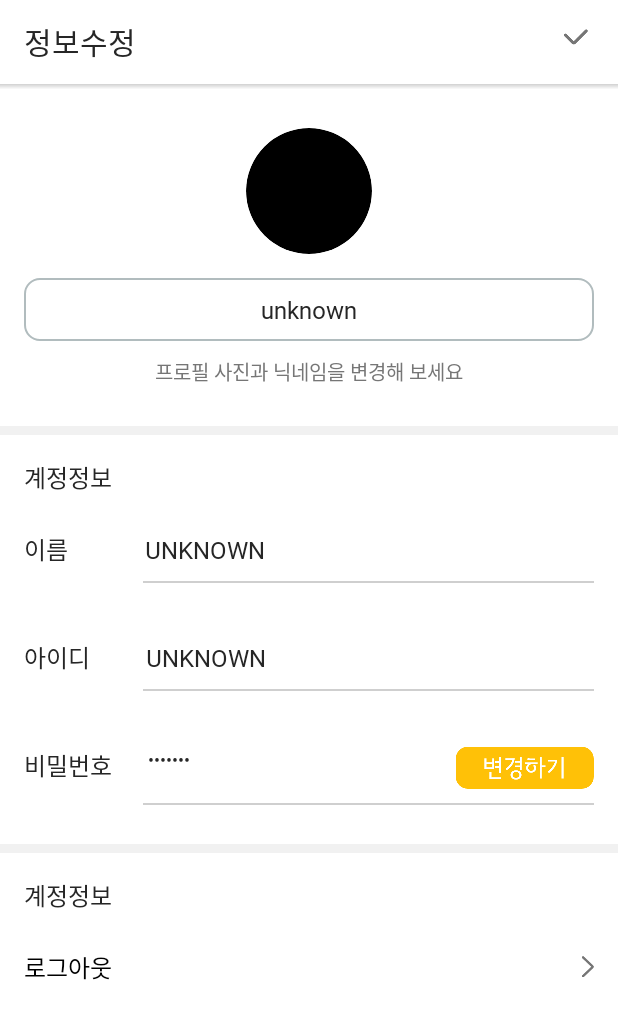
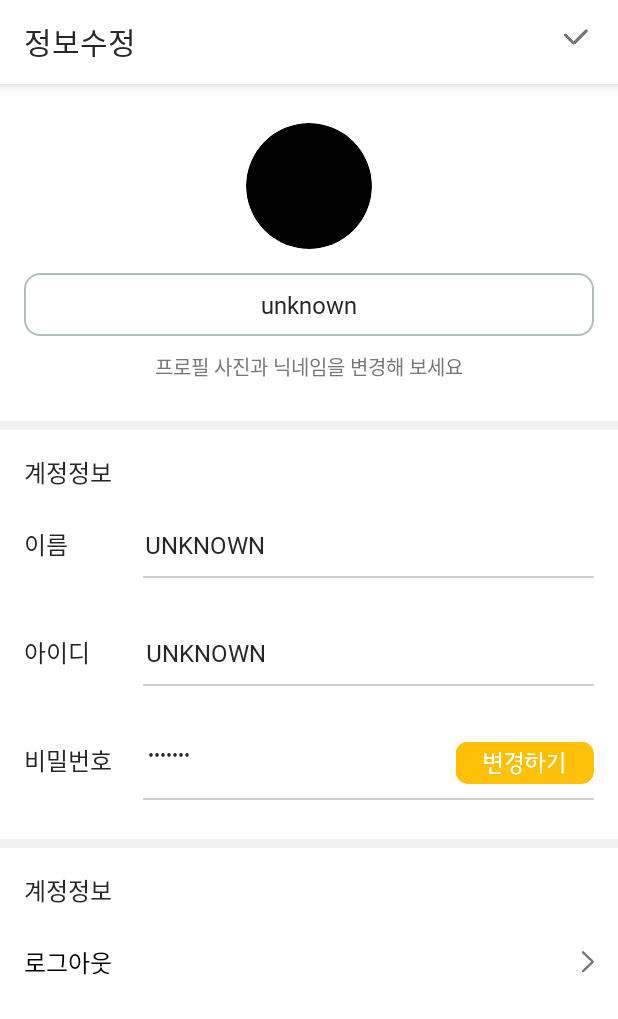
Before and after one commit to BabyClosetGroup/BabyClosetAndroid, an Android app: the EditInfoActivity screen opened directly, with no data from a screen before it, on a phone screen of 412 x 824 dp. Shown: the top 1019 px of the screen. Run offline under Robolectric (Android 15) with nearby library versions, the light colour scheme and no system bars; pictures from the network do not load; 3 statements that could not run were skipped.

Commit message:
>> 툴바

```diff
--- a/app/src/main/AndroidManifest.xml
+++ b/app/src/main/AndroidManifest.xml
@@ -11,6 +11,7 @@
     <uses-permission android:name="android.permission.ACCESS_WIFI_STATE"/>
 
     <application
+            android:usesCleartextTraffic="true"
             android:name=".Network.ApplicationController"
             android:allowBackup="true"
             android:hardwareAccelerated="true"
@@ -52,7 +53,6 @@
         <activity android:name=".UI.Activity.FilterActivity">
         </activity>
         <activity android:name=".UI.Activity.MainActivity">
-
         </activity>
         <activity android:name=".UI.Activity.SignupActivity">
         </activity>
--- a/app/src/main/java/com/example/babycloset/Network/ApplicationController.kt
+++ b/app/src/main/java/com/example/babycloset/Network/ApplicationController.kt
@@ -7,7 +7,7 @@ import retrofit2.converter.gson.GsonConverterFactory
 
 class ApplicationController : Application(){
 
-    private val baseURL = "http://15.164.112.80"
+    private val baseURL = "http://15.164.112.80/"
     lateinit var networkService: NetworkService
 
     companion object{
--- a/app/src/main/java/com/example/babycloset/UI/Activity/SignupActivity.kt
+++ b/app/src/main/java/com/example/babycloset/UI/Activity/SignupActivity.kt
@@ -210,6 +210,7 @@ class SignupActivity : AppCompatActivity() {
         postSignupResponse.enqueue(object: Callback<PostSignupResponse> {
             override fun onFailure(call: Call<PostSignupResponse>, t: Throwable) {
                 Log.e("tag", "회원가입 실패")
+                t.printStackTrace()
             }
 
             override fun onResponse(call: Call<PostSignupResponse>, response: Response<PostSignupResponse>) {
--- a/app/src/main/res/layout/activity_edit_info.xml
+++ b/app/src/main/res/layout/activity_edit_info.xml
@@ -9,8 +9,7 @@
         tools:context=".UI.Activity.EditInfoActivity"
         android:orientation="vertical">
     <include layout="@layout/toolbar_edit_info" android:id="@+id/toolbar_edit_info"/>
-    <View android:layout_width="match_parent" android:layout_height="3dp"
-          android:background="@drawable/tab_shadow"/>
+
     <ImageView
             android:scaleType="centerCrop"
             android:layout_marginBottom="16dp"
--- a/app/src/main/res/layout/activity_email_msg.xml
+++ b/app/src/main/res/layout/activity_email_msg.xml
@@ -5,6 +5,7 @@
         android:layout_width="match_parent"
         android:layout_height="match_parent"
         android:orientation="vertical"
+        android:background="#ffffff"
         tools:context=".UI.Activity.EmailMsgActivity">
 
     <LinearLayout
--- a/app/src/main/res/layout/activity_list_people.xml
+++ b/app/src/main/res/layout/activity_list_people.xml
@@ -11,8 +11,6 @@
             android:layout_height="wrap_content"
             android:orientation="vertical">
         <include android:id="@+id/toolbar_list_people" layout="@layout/toolbar_list_people"/>
-        <View android:layout_width="match_parent" android:layout_height="3dp"
-              android:background="@drawable/tab_shadow"/>
         <LinearLayout
                 android:layout_width="match_parent"
                 android:layout_height="wrap_content"
--- a/app/src/main/res/layout/activity_receive_product.xml
+++ b/app/src/main/res/layout/activity_receive_product.xml
@@ -8,8 +8,7 @@
     tools:context=".UI.Activity.ReceiveProductActivity"
 android:background="#ffffff">
     <include layout="@layout/toolbar_receive_product" android:id="@+id/toolbar_receive_product"/>
-    <View android:layout_width="match_parent" android:layout_height="3dp"
-          android:background="@drawable/tab_shadow"/>
+
     <android.support.v4.widget.NestedScrollView
         android:layout_width="match_parent"
         android:layout_height="wrap_content">
--- a/app/src/main/res/layout/fragment_my_page.xml
+++ b/app/src/main/res/layout/fragment_my_page.xml
@@ -14,8 +14,7 @@
             android:orientation="vertical">
 
         <include layout="@layout/toolbar_mypage" android:id="@+id/toolbar_mypage"/>
-        <View android:layout_width="match_parent" android:layout_height="3dp"
-              android:background="@drawable/tab_shadow"/>
+
         <LinearLayout
                 android:layout_marginTop="26dp"
                 android:paddingBottom="26dp"
--- a/app/src/main/res/layout/toolbar_all_product.xml
+++ b/app/src/main/res/layout/toolbar_all_product.xml
@@ -3,7 +3,9 @@
         xmlns:android="http://schemas.android.com/apk/res/android"
         xmlns:app="http://schemas.android.com/apk/res-auto"
         android:layout_width="match_parent"
-        android:layout_height="wrap_content">
+        android:layout_height="wrap_content"
+        android:elevation="5dp"
+        android:background="#ffffff">
 
     <RelativeLayout
             android:layout_width="match_parent"
--- a/app/src/main/res/layout/toolbar_edit_info.xml
+++ b/app/src/main/res/layout/toolbar_edit_info.xml
@@ -2,7 +2,9 @@
 <android.support.v7.widget.Toolbar
         xmlns:android="http://schemas.android.com/apk/res/android"
         xmlns:app="http://schemas.android.com/apk/res-auto" android:layout_width="match_parent"
-        android:layout_height="wrap_content">
+        android:layout_height="wrap_content"
+        android:elevation="5dp"
+        android:background="#ffffff">
 
     <LinearLayout
             android:layout_width="match_parent"
--- a/app/src/main/res/layout/toolbar_email.xml
+++ b/app/src/main/res/layout/toolbar_email.xml
@@ -4,6 +4,7 @@
         xmlns:app="http://schemas.android.com/apk/res-auto"
         android:layout_width="match_parent"
         android:layout_height="wrap_content"
+        android:elevation="5dp"
         android:background="#ffffff">
 
     <RelativeLayout
--- a/app/src/main/res/layout/toolbar_email_msg.xml
+++ b/app/src/main/res/layout/toolbar_email_msg.xml
@@ -3,6 +3,7 @@
         xmlns:android="http://schemas.android.com/apk/res/android"
         android:layout_width="match_parent"
         android:layout_height="wrap_content"
+        android:elevation="5dp"
         android:background="#ffffff">
 
     <RelativeLayout
--- a/app/src/main/res/layout/toolbar_list_people.xml
+++ b/app/src/main/res/layout/toolbar_list_people.xml
@@ -2,7 +2,9 @@
 <android.support.v7.widget.Toolbar
         xmlns:android="http://schemas.android.com/apk/res/android"
         android:layout_width="match_parent"
-        android:layout_height="wrap_content">
+        android:layout_height="wrap_content"
+        android:elevation="5dp"
+        android:background="#ffffff">
 
     <RelativeLayout
             android:layout_width="match_parent"
--- a/app/src/main/res/layout/toolbar_mypage.xml
+++ b/app/src/main/res/layout/toolbar_mypage.xml
@@ -2,7 +2,9 @@
 <android.support.v7.widget.Toolbar
         xmlns:android="http://schemas.android.com/apk/res/android"
         xmlns:app="http://schemas.android.com/apk/res-auto" android:layout_width="match_parent"
-        android:layout_height="wrap_content">
+        android:layout_height="wrap_content"
+        android:elevation="5dp"
+        android:background="#ffffff">
 
     <LinearLayout
             android:layout_width="match_parent"
--- a/app/src/main/res/layout/toolbar_product.xml
+++ b/app/src/main/res/layout/toolbar_product.xml
@@ -3,7 +3,9 @@
         xmlns:android="http://schemas.android.com/apk/res/android"
         xmlns:app="http://schemas.android.com/apk/res-auto"
         android:layout_width="match_parent"
-        android:layout_height="wrap_content">
+        android:layout_height="wrap_content"
+        android:elevation="5dp"
+        android:background="#ffffff">
 
     <RelativeLayout
             android:layout_width="match_parent"
--- a/app/src/main/res/layout/toolbar_receive_product.xml
+++ b/app/src/main/res/layout/toolbar_receive_product.xml
@@ -2,7 +2,9 @@
 <android.support.v7.widget.Toolbar
         xmlns:android="http://schemas.android.com/apk/res/android"
         android:layout_width="match_parent"
-        android:layout_height="wrap_content">
+        android:layout_height="wrap_content"
+        android:elevation="5dp"
+        android:background="#ffffff">
 
     <RelativeLayout
             android:layout_width="match_parent"
--- a/app/src/main/res/layout/toolbar_share_product.xml
+++ b/app/src/main/res/layout/toolbar_share_product.xml
@@ -2,7 +2,9 @@
 <android.support.v7.widget.Toolbar
         xmlns:android="http://schemas.android.com/apk/res/android"
         android:layout_width="match_parent"
-        android:layout_height="wrap_content">
+        android:layout_height="wrap_content"
+        android:elevation="5dp"
+        android:background="#ffffff">
 
     <RelativeLayout
             android:layout_width="match_parent"
--- a/app/src/main/res/layout/toolbar_write_post.xml
+++ b/app/src/main/res/layout/toolbar_write_post.xml
@@ -2,6 +2,8 @@
 <android.support.v7.widget.Toolbar
         xmlns:android="http://schemas.android.com/apk/res/android"
         xmlns:app="http://schemas.android.com/apk/res-auto"
+        android:elevation="5dp"
+        android:background="#ffffff"
         android:layout_width="match_parent"
         android:layout_height="wrap_content">
 
```
